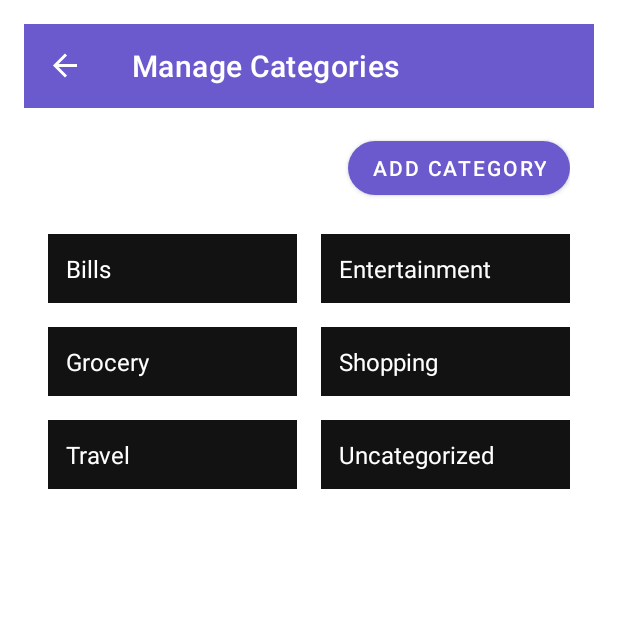
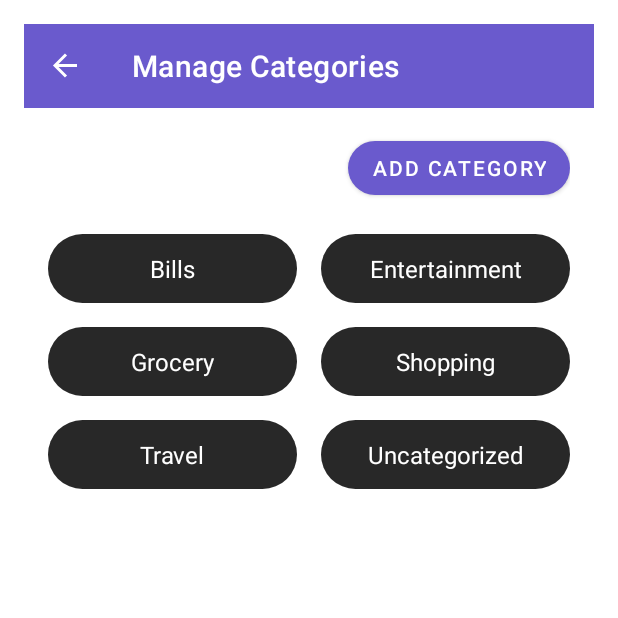
Before and after one commit to Mudhasheer-S/expenseTracker, an Android app: the CategoryManagerFragment screen opened through its navigation route, on a phone screen of 412 x 824 dp, the top half of it. Run offline under Robolectric (Android 15) with nearby library versions, the phone set to English and light mode, and no system bars; our stand-ins replace Room's generated code, navigation-ui.

Commit message:
change UI of catagory page. change order of showing freinds name by amount pending

```diff
--- a/app/build.gradle
+++ b/app/build.gradle
@@ -11,7 +11,7 @@ android {
         minSdk 30
         targetSdk 35
         versionCode 1
-        versionName "2.0"
+        versionName "2.0.1"
 
         testInstrumentationRunner "androidx.test.runner.AndroidJUnitRunner"
     }
--- a/app/src/main/java/com/example/expensetracker/data/database/FriendDao.java
+++ b/app/src/main/java/com/example/expensetracker/data/database/FriendDao.java
@@ -20,7 +20,7 @@ public interface FriendDao {
     @Update
     void update(Friend friend);
 
-    @Query("SELECT * FROM friends ORDER BY name ASC")
+    @Query("SELECT * FROM friends ORDER BY totalDue DESC ,name ASC")
     LiveData<List<Friend>> getAllFriends();
 
     @Query("SELECT * FROM friends WHERE id = :id LIMIT 1")
@@ -35,7 +35,7 @@ public interface FriendDao {
     @Query("UPDATE friends SET totalDue = totalDue + :amount WHERE id = :friendId")
     void updateTotalDue(int friendId, double amount);
 
-    @Query("SELECT * FROM friends ORDER BY name ASC")
+    @Query("SELECT * FROM friends ORDER BY totalDue DESC, name ASC")
     List<Friend> getAllFriendsDirect();
 
 }
--- a/app/src/main/java/com/example/expensetracker/utils/parsers/IndianBankSmsParser.java
+++ b/app/src/main/java/com/example/expensetracker/utils/parsers/IndianBankSmsParser.java
@@ -14,7 +14,7 @@ public class IndianBankSmsParser implements SmsParser {
     // Updated pattern to also capture UPI Ref / transaction ID
     // Example: A/c *1151 debited Rs. 1.00 on 28-09-25 to NAGARJUN. UPI:563732863223.
     private static final Pattern INDIAN_BANK_PATTERN = Pattern.compile(
-            "A/c \\*?(\\d+)\\s+(debited|credited)\\s+Rs\\.?\\s*(\\d+(?:\\.\\d{1,2})?)\\s+on\\s+(\\d{2}-\\d{2}-\\d{2})\\s+to\\s+([A-Za-z0-9@._ ]+?)\\.\\s*UPI:(\\d+)",
+            "A/c \\*?(\\d+)\\s+(debited|credited)\\s+Rs\\.?\\s*(\\d+(?:\\.\\d{1,2})?)\\s+on\\s+(\\d{2}-\\d{2}-\\d{2})\\s+to\\s+([A-Za-z0-9@. _-]+?)\\.\\s*UPI:(\\d+)",
             Pattern.CASE_INSENSITIVE
     );
 
--- /dev/null
+++ b/app/src/main/res/drawable/rounded_bg.xml
@@ -0,0 +1,7 @@
+<?xml version="1.0" encoding="utf-8"?>
+<!-- res/drawable/rounded_bg.xml -->
+<shape xmlns:android="http://schemas.android.com/apk/res/android"
+    android:shape="rectangle">
+    <solid android:color="#282828" />
+    <corners android:radius="24dp" />
+</shape>
--- a/app/src/main/res/layout/fragment_expense_list.xml
+++ b/app/src/main/res/layout/fragment_expense_list.xml
@@ -98,6 +98,7 @@
                     android:layout_weight="1"
                     android:layout_height="wrap_content"
                     android:text="Add Expense"
+                    android:autoSizeTextType="uniform"
                     style="@style/Widget.MaterialComponents.Button"
                     app:cornerRadius="24dp"
                     android:layout_marginEnd="8dp" />
--- a/app/src/main/res/layout/fragment_stats.xml
+++ b/app/src/main/res/layout/fragment_stats.xml
@@ -1,7 +1,7 @@
 <?xml version="1.0" encoding="utf-8"?>
 <LinearLayout xmlns:android="http://schemas.android.com/apk/res/android"
     android:orientation="vertical"
-    android:background="#121212"
+    android:background="@color/background_dark"
     android:layout_width="match_parent"
     android:layout_height="match_parent"
     android:padding="16dp">
--- a/app/src/main/res/layout/item_category_name_only.xml
+++ b/app/src/main/res/layout/item_category_name_only.xml
@@ -1,11 +1,14 @@
 <?xml version="1.0" encoding="utf-8"?>
 <TextView xmlns:android="http://schemas.android.com/apk/res/android"
+    xmlns:app="http://schemas.android.com/apk/res-auto"
     android:id="@+id/tvCategoryNameOnly"
     android:layout_width="match_parent"
     android:layout_height="wrap_content"
     android:padding="12dp"
     android:textSize="16sp"
     android:textColor="@android:color/white"
-    android:background="@color/background_dark"
-    android:gravity="center_vertical"
-    android:layout_margin="4dp" />
+    android:gravity="center"
+    android:layout_margin="4dp"
+    android:background="@drawable/rounded_bg"
+    app:cardCornerRadius="24dp"
+    android:layout_gravity="center" />
```
Also changed, not shown: app/src/main/java/com/example/expensetracker/worker/SmsScanWorker.java (+39 -0 lines), 1 other file.
